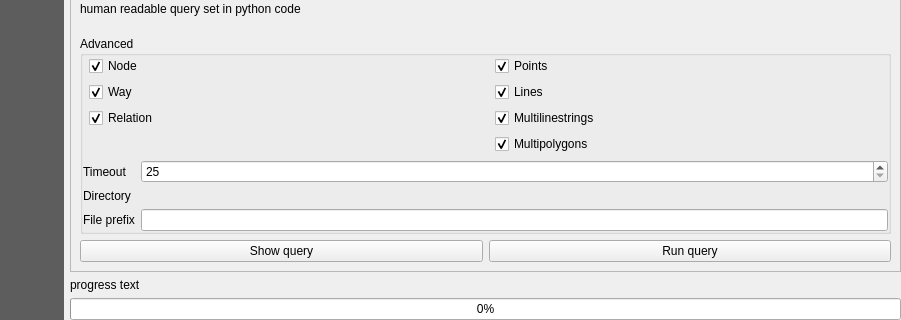
3liz/QuickOSM, file QuickOSM/resources/ui/main_window.ui: the form before one commit; both pictures show x 89 to 990 and y 547 to 867 of the 990 by 867 pixel window.
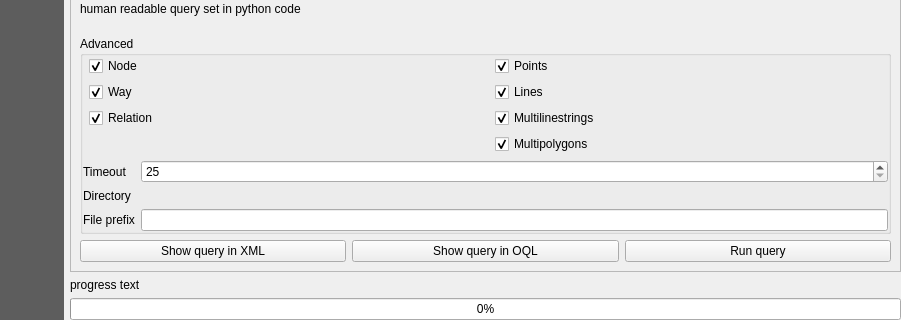
The form after the commit. The open tabs and pages were chosen to show the change. Custom widgets are drawn as their Qt base class.

Commit message: Generation of OQL query from quick query #284

```diff
--- a/QuickOSM/resources/ui/main_window.ui
+++ b/QuickOSM/resources/ui/main_window.ui
@@ -545,7 +545,14 @@
                <item>
                 <widget class="QPushButton" name="button_show_query">
                  <property name="text">
-                  <string>Show query</string>
+                  <string>Show query in XML</string>
+                 </property>
+                </widget>
+               </item>
+               <item>
+                <widget class="QPushButton" name="button_show_query_oql">
+                 <property name="text">
+                  <string>Show query in OQL</string>
                  </property>
                 </widget>
                </item>
```
Left out of the diff: 2 changed lines with no effect on the pictures. The commit also changes 2 other files.
